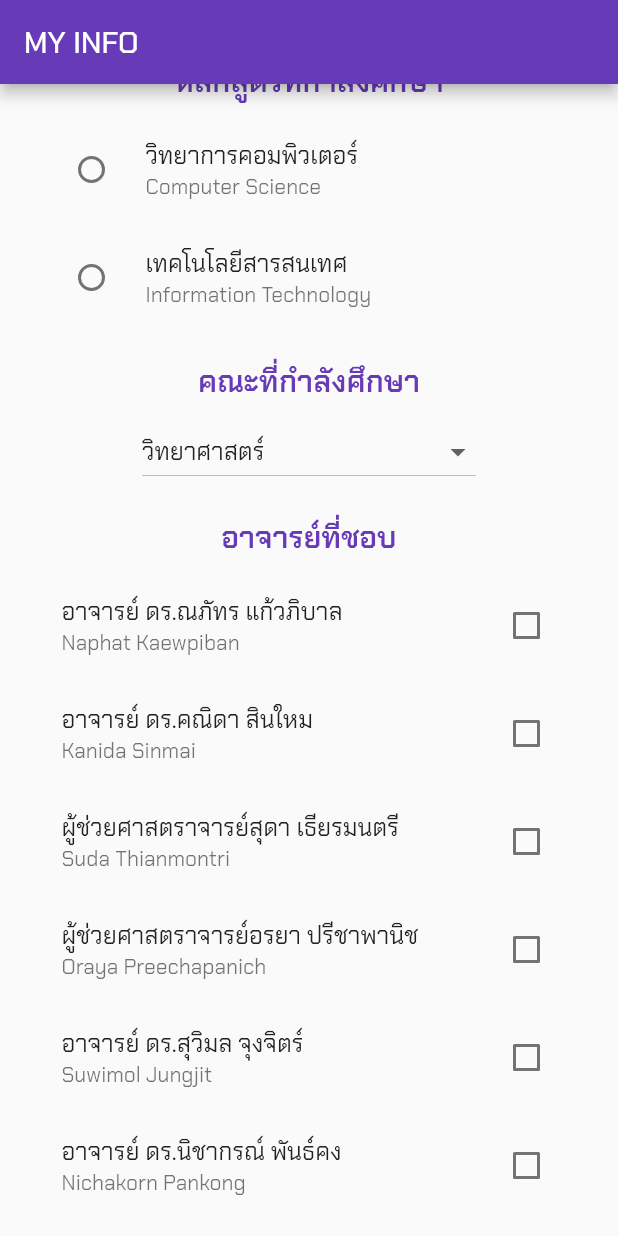
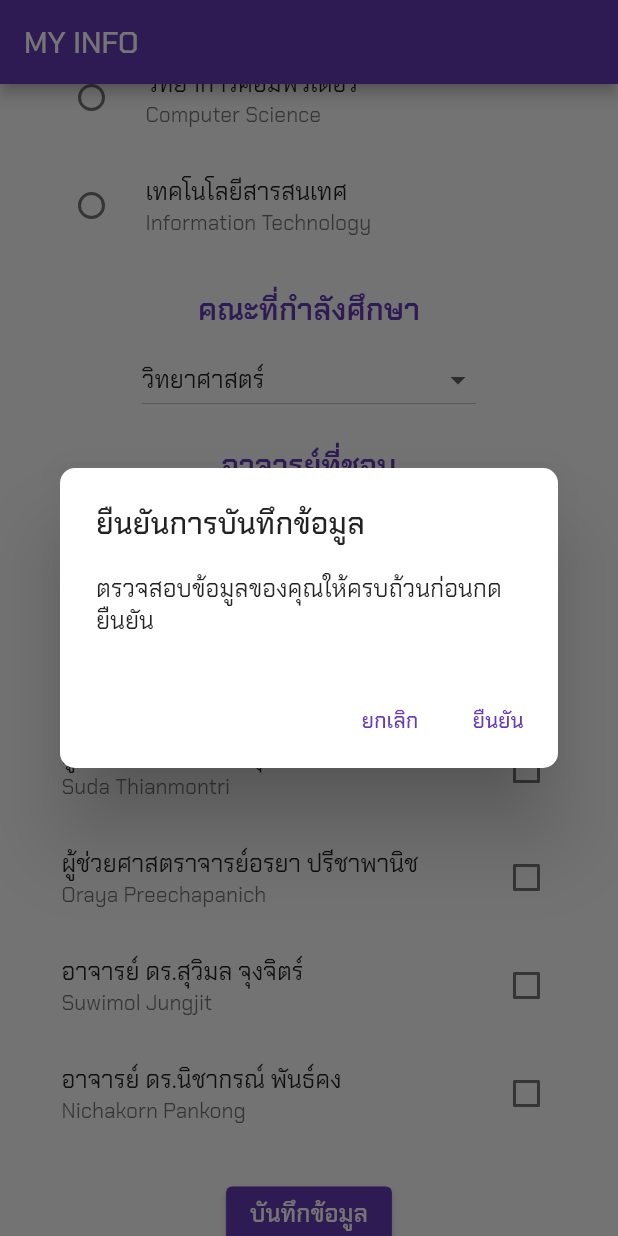
Before and after one commit to INGIGNGINGNI/lab3_130, a Flutter app: the screen it shows after launch, scrolled down 576 dp, after a tap on "บันทึกข้อมูล", on a phone screen of 412 x 824 dp. Run offline on Flutter 3.47's test engine with Material 2 defaults, Android fonts, the phone set to English and light mode, and no system bars; our stand-ins replace google_fonts.

Commit message:
update 29/12/64

```diff
--- a/lib/pages/home.dart
+++ b/lib/pages/home.dart
@@ -14,8 +14,8 @@ class MyHomePage extends StatefulWidget {
 class _MyHomePageState extends State<MyHomePage> {
   final _formKey = GlobalKey<FormState>();
 
-  final TextEditingController _usernamecontroller = TextEditingController();
-  final TextEditingController _passwordcontroller = TextEditingController();
+  final TextEditingController _namecontroller = TextEditingController();
+  final TextEditingController _studentIDcontroller = TextEditingController();
 
   String? yearValue;
   String? majorValue;
@@ -104,11 +104,32 @@ class _MyHomePageState extends State<MyHomePage> {
       padding: const EdgeInsets.only(top: 20),
       child: ElevatedButton(
         onPressed: () {
-          if (_formKey.currentState!.validate()) {
-            print(_usernamecontroller.text);
-            print(_passwordcontroller.text);
-          }
-          return null;
+          showDialog(
+            context: context,
+            barrierDismissible: false,
+            builder: (BuildContext context) => AlertDialog(
+              shape: RoundedRectangleBorder(
+                borderRadius: BorderRadius.circular(10),
+              ),
+              title: const Text('ยืนยันการบันทึกข้อมูล'),
+              content: const Text('ตรวจสอบข้อมูลของคุณให้ครบถ้วนก่อนกดยืนยัน'),
+              actions: <Widget>[
+                TextButton(
+                  onPressed: () => Navigator.pop(context, 'Cancel'),
+                  child: const Text('ยกเลิก'),
+                ),
+                TextButton(
+                  onPressed: () => Navigator.pop(context, 'OK'),
+                  child: const Text('ยืนยัน'),
+                ),
+              ],
+            ),
+          );
+          // if (_formKey.currentState!.validate()) {
+          //   print(_namecontroller.text);
+          //   print(_studentIDcontroller.text);
+          // }
+          // return;
         },
         child: const Text(
           'บันทึกข้อมูล',
@@ -152,13 +173,14 @@ class _MyHomePageState extends State<MyHomePage> {
 
   TextFormField studentID() {
     return TextFormField(
-      controller: _usernamecontroller,
+      controller: _studentIDcontroller,
       validator: (value) {
         if (value!.isEmpty) {
           return 'กรุณากรอกรหัสนิสิต';
         }
         return null;
       },
+      keyboardType: TextInputType.phone,
       decoration: const InputDecoration(
         labelText: 'รหัสนิสิต',
         prefixIcon: Icon(Icons.account_box),
@@ -196,7 +218,7 @@ class _MyHomePageState extends State<MyHomePage> {
 
   TextFormField name() {
     return TextFormField(
-      controller: _usernamecontroller,
+      controller: _namecontroller,
       validator: (value) {
         if (value!.isEmpty) {
           return 'กรุณากรอกชื่อ-นามสกุล';
@@ -287,7 +309,8 @@ class _MyHomePageState extends State<MyHomePage> {
       'ข้อมูลส่วนตัวของนิสิต',
       style: TextStyle(
         fontSize: 20,
-        fontWeight: FontWeight.w400,
+        fontWeight: FontWeight.w600,
+        color: Colors.deepPurple,
       ),
     );
   }
```
